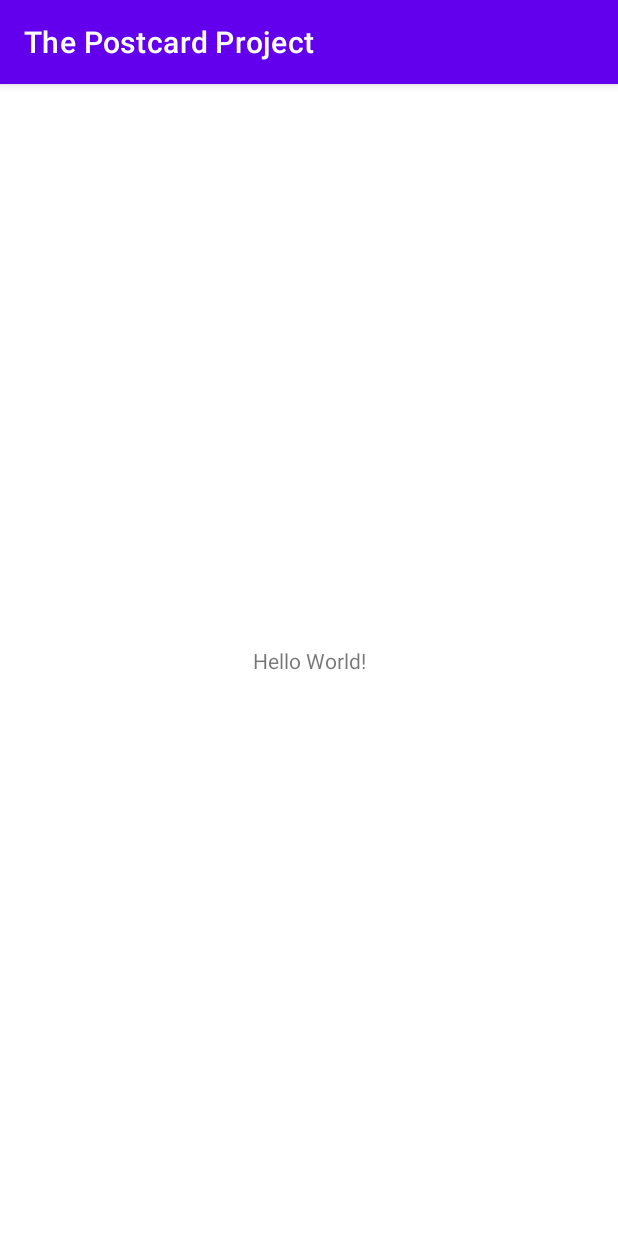
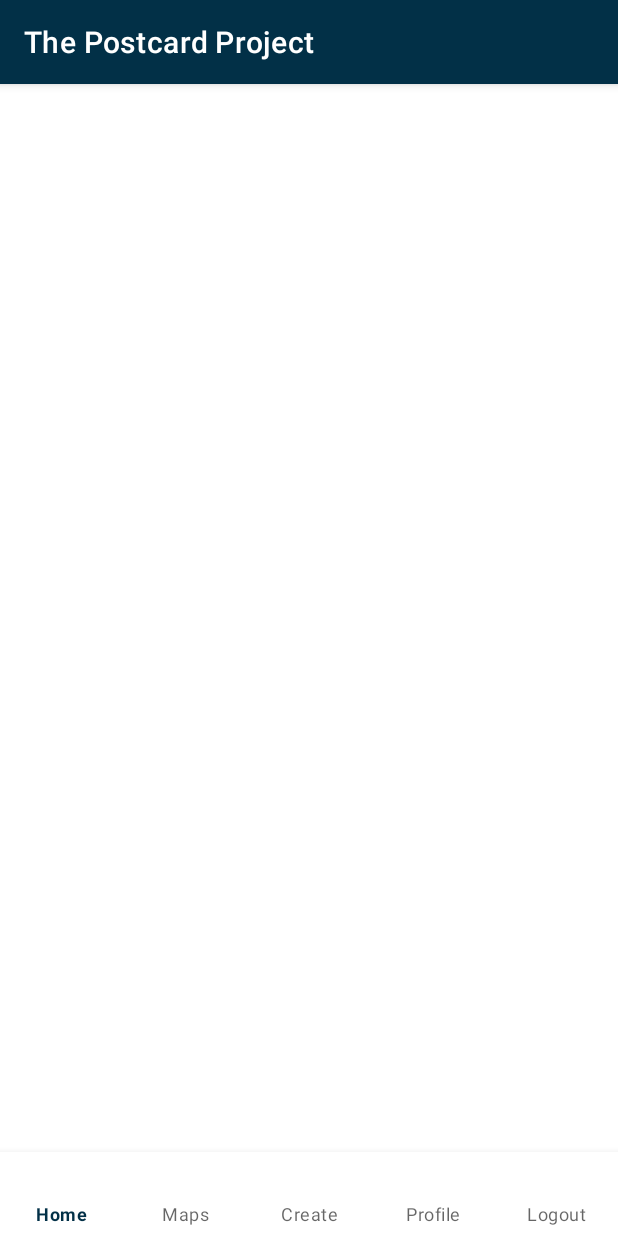
Before and after one commit to jakinng/the-postcard-project, an Android app: the screen it shows after launch (MainActivity), on a phone screen of 412 x 824 dp. Run offline under Robolectric (Android 15) with nearby library versions, the phone set to English and light mode, and no system bars; libraries missing offline, so code that uses them is left out: com.parse; 2 statements that could not run were skipped.

Commit message:
Replaced basic theme colors and setup bottom navigation view with empty fragments - The bottom navigation bar has Home, Maps, Create, Profile, and Logout - Clicking on any of the first four tabs navigates to an empty fragment with a textview

```diff
--- a/app/src/main/AndroidManifest.xml
+++ b/app/src/main/AndroidManifest.xml
@@ -2,6 +2,9 @@
 <manifest xmlns:android="http://schemas.android.com/apk/res/android"
     xmlns:tools="http://schemas.android.com/tools"
     package="com.example.thepostcardproject">
+
+    <uses-permission android:name="android.permission.ACCESS_NETWORK_STATE" />
+    <uses-permission android:name="android.permission.INTERNET" />
 
     <application
         android:allowBackup="true"
@@ -12,9 +15,10 @@
         android:roundIcon="@mipmap/ic_launcher_round"
         android:supportsRtl="true"
         android:theme="@style/Theme.ThePostcardProject"
+        android:name=".ParseApplication"
         tools:targetApi="31">
         <activity
-            android:name=".MainActivity"
+            android:name=".activities.MainActivity"
             android:exported="true">
             <intent-filter>
                 <action android:name="android.intent.action.MAIN" />
--- /dev/null
+++ b/app/src/main/java/com/example/thepostcardproject/ParseApplication.java
@@ -0,0 +1,39 @@
+package com.example.thepostcardproject;
+
+import android.app.Application;
+
+import com.parse.Parse;
+import com.parse.ParseException;
+import com.parse.ParseObject;
+import com.parse.ParseUser;
+import com.parse.SignUpCallback;
+
+import okhttp3.OkHttpClient;
+import okhttp3.logging.HttpLoggingInterceptor;
+
+public class ParseApplication extends Application {
+    @Override
+    public void onCreate() {
+        super.onCreate();
+
+        // Use for troubleshooting -- remove this line for production
+        Parse.setLogLevel(Parse.LOG_LEVEL_DEBUG);
+
+        // Use for monitoring Parse OkHttp traffic
+        // Can be Level.BASIC, Level.HEADERS, or Level.BODY
+        // See https://square.github.io/okhttp/3.x/logging-interceptor/ to see the options.
+        OkHttpClient.Builder builder = new OkHttpClient.Builder();
+        HttpLoggingInterceptor httpLoggingInterceptor = new HttpLoggingInterceptor();
+        httpLoggingInterceptor.setLevel(HttpLoggingInterceptor.Level.BODY);
+        builder.networkInterceptors().add(httpLoggingInterceptor);
+
+        // set applicationId, and server server based on the values in the back4app settings.
+        // any network interceptors must be added with the Configuration Builder given this syntax
+        Parse.initialize(new Parse.Configuration.Builder(this)
+                .applicationId("Q6T66URZyGCx54vOyVsTtqdKWgPQZULQrI3qMls3")
+                .clientKey("gFezlWd6ZnawbDE4jOWxDTELGdiCB0IIcanrhVym")
+                .server("https://parseapi.back4app.com")
+                .build()
+        );
+    }
+}
--- /dev/null
+++ b/app/src/main/java/com/example/thepostcardproject/activities/MainActivity.java
@@ -0,0 +1,70 @@
+package com.example.thepostcardproject.activities;
+
+import androidx.annotation.NonNull;
+import androidx.appcompat.app.AppCompatActivity;
+import androidx.fragment.app.Fragment;
+import androidx.fragment.app.FragmentManager;
+
+import android.os.Bundle;
+import android.view.MenuItem;
+import android.widget.Toast;
+
+import com.example.thepostcardproject.R;
+import com.example.thepostcardproject.fragments.CreateFragment;
+import com.example.thepostcardproject.fragments.HomeFragment;
+import com.example.thepostcardproject.fragments.MapFragment;
+import com.example.thepostcardproject.fragments.ProfileFragment;
+import com.google.android.material.bottomnavigation.BottomNavigationView;
+import com.google.android.material.navigation.NavigationBarView;
+
+public class MainActivity extends AppCompatActivity {
+    BottomNavigationView bottomNavigationView;
+
+    @Override
+    protected void onCreate(Bundle savedInstanceState) {
+        super.onCreate(savedInstanceState);
+        setContentView(R.layout.activity_main);
+
+        setupViews();
+        setupBottomNavigation();
+    }
+
+    private void setupViews() {
+        bottomNavigationView = findViewById(R.id.bottom_navigation);
+    }
+
+    private void setupBottomNavigation() {
+        final FragmentManager fragmentManager = getSupportFragmentManager();
+        final HomeFragment homeFragment = new HomeFragment();
+        final MapFragment mapFragment = new MapFragment();
+        final CreateFragment createFragment = new CreateFragment();
+        final ProfileFragment profileFragment = new ProfileFragment();
+
+        bottomNavigationView.setOnItemSelectedListener(new NavigationBarView.OnItemSelectedListener() {
+            @Override
+            public boolean onNavigationItemSelected(@NonNull MenuItem item) {
+                Fragment fragment;
+                switch (item.getItemId()) {
+                    case R.id.action_home:
+                        fragment = homeFragment;
+                        break;
+                    case R.id.action_map:
+                        fragment = mapFragment;
+                        break;
+                    case R.id.action_create:
+                        fragment = createFragment;
+                        break;
+                    case R.id.action_profile:
+                        fragment = profileFragment;
+                        break;
+                    case R.id.action_logout:
+                        // TODO : intent to go to login activity
+                    default:
+                        return true;
+                }
+                fragmentManager.beginTransaction().replace(R.id.rl_container, fragment).commit();
+                return true;
+            }
+        });
+    }
+}
--- /dev/null
+++ b/app/src/main/java/com/example/thepostcardproject/fragments/CreateFragment.java
@@ -0,0 +1,66 @@
+package com.example.thepostcardproject.fragments;
+
+import android.os.Bundle;
+
+import androidx.fragment.app.Fragment;
+
+import android.view.LayoutInflater;
+import android.view.View;
+import android.view.ViewGroup;
+
+import com.example.thepostcardproject.R;
+
+/**
+ * A simple {@link Fragment} subclass.
+ * Use the {@link CreateFragment#newInstance} factory method to
+ * create an instance of this fragment.
+ */
+public class CreateFragment extends Fragment {
+
+    // TODO: Rename parameter arguments, choose names that match
+    // the fragment initialization parameters, e.g. ARG_ITEM_NUMBER
+    private static final String ARG_PARAM1 = "param1";
+    private static final String ARG_PARAM2 = "param2";
+
+    // TODO: Rename and change types of parameters
+    private String mParam1;
+    private String mParam2;
+
+    public CreateFragment() {
+        // Required empty public constructor
+    }
+
+    /**
+     * Use this factory method to create a new instance of
+     * this fragment using the provided parameters.
+     *
+     * @param param1 Parameter 1.
+     * @param param2 Parameter 2.
+     * @return A new instance of fragment CreateFragment.
+     */
+    // TODO: Rename and change types and number of parameters
+    public static CreateFragment newInstance(String param1, String param2) {
+        CreateFragment fragment = new CreateFragment();
+        Bundle args = new Bundle();
+        args.putString(ARG_PARAM1, param1);
+        args.putString(ARG_PARAM2, param2);
+        fragment.setArguments(args);
+        return fragment;
+    }
+
+    @Override
+    public void onCreate(Bundle savedInstanceState) {
+        super.onCreate(savedInstanceState);
+        if (getArguments() != null) {
+            mParam1 = getArguments().getString(ARG_PARAM1);
+            mParam2 = getArguments().getString(ARG_PARAM2);
+        }
+    }
+
+    @Override
+    public View onCreateView(LayoutInflater inflater, ViewGroup container,
+                             Bundle savedInstanceState) {
+        // Inflate the layout for this fragment
+        return inflater.inflate(R.layout.fragment_create, container, false);
+    }
+}
--- /dev/null
+++ b/app/src/main/java/com/example/thepostcardproject/fragments/HomeFragment.java
@@ -0,0 +1,66 @@
+package com.example.thepostcardproject.fragments;
+
+import android.os.Bundle;
+
+import androidx.fragment.app.Fragment;
+
+import android.view.LayoutInflater;
+import android.view.View;
+import android.view.ViewGroup;
+
+import com.example.thepostcardproject.R;
+
+/**
+ * A simple {@link Fragment} subclass.
+ * Use the {@link HomeFragment#newInstance} factory method to
+ * create an instance of this fragment.
+ */
+public class HomeFragment extends Fragment {
+
+    // TODO: Rename parameter arguments, choose names that match
+    // the fragment initialization parameters, e.g. ARG_ITEM_NUMBER
+    private static final String ARG_PARAM1 = "param1";
+    private static final String ARG_PARAM2 = "param2";
+
+    // TODO: Rename and change types of parameters
+    private String mParam1;
+    private String mParam2;
+
+    public HomeFragment() {
+        // Required empty public constructor
+    }
+
+    /**
+     * Use this factory method to create a new instance of
+     * this fragment using the provided parameters.
+     *
+     * @param param1 Parameter 1.
+     * @param param2 Parameter 2.
+     * @return A new instance of fragment HomeFragment.
+     */
+    // TODO: Rename and change types and number of parameters
+    public static HomeFragment newInstance(String param1, String param2) {
+        HomeFragment fragment = new HomeFragment();
+        Bundle args = new Bundle();
+        args.putString(ARG_PARAM1, param1);
+        args.putString(ARG_PARAM2, param2);
+        fragment.setArguments(args);
+        return fragment;
+    }
+
+    @Override
+    public void onCreate(Bundle savedInstanceState) {
+        super.onCreate(savedInstanceState);
+        if (getArguments() != null) {
+            mParam1 = getArguments().getString(ARG_PARAM1);
+            mParam2 = getArguments().getString(ARG_PARAM2);
+        }
+    }
+
+    @Override
+    public View onCreateView(LayoutInflater inflater, ViewGroup container,
+                             Bundle savedInstanceState) {
+        // Inflate the layout for this fragment
+        return inflater.inflate(R.layout.fragment_home, container, false);
+    }
+}
--- /dev/null
+++ b/app/src/main/java/com/example/thepostcardproject/fragments/MapFragment.java
@@ -0,0 +1,66 @@
+package com.example.thepostcardproject.fragments;
+
+import android.os.Bundle;
+
+import androidx.fragment.app.Fragment;
+
+import android.view.LayoutInflater;
+import android.view.View;
+import android.view.ViewGroup;
+
+import com.example.thepostcardproject.R;
+
+/**
+ * A simple {@link Fragment} subclass.
+ * Use the {@link MapFragment#newInstance} factory method to
+ * create an instance of this fragment.
+ */
+public class MapFragment extends Fragment {
+
+    // TODO: Rename parameter arguments, choose names that match
+    // the fragment initialization parameters, e.g. ARG_ITEM_NUMBER
+    private static final String ARG_PARAM1 = "param1";
+    private static final String ARG_PARAM2 = "param2";
+
+    // TODO: Rename and change types of parameters
+    private String mParam1;
+    private String mParam2;
+
+    public MapFragment() {
+        // Required empty public constructor
+    }
+
+    /**
+     * Use this factory method to create a new instance of
+     * this fragment using the provided parameters.
+     *
+     * @param param1 Parameter 1.
+     * @param param2 Parameter 2.
+     * @return A new instance of fragment MapFragment.
+     */
+    // TODO: Rename and change types and number of parameters
+    public static MapFragment newInstance(String param1, String param2) {
+        MapFragment fragment = new MapFragment();
+        Bundle args = new Bundle();
+        args.putString(ARG_PARAM1, param1);
+        args.putString(ARG_PARAM2, param2);
+        fragment.setArguments(args);
+        return fragment;
+    }
+
+    @Override
+    public void onCreate(Bundle savedInstanceState) {
+        super.onCreate(savedInstanceState);
+        if (getArguments() != null) {
+            mParam1 = getArguments().getString(ARG_PARAM1);
+            mParam2 = getArguments().getString(ARG_PARAM2);
+        }
+    }
+
+    @Override
+    public View onCreateView(LayoutInflater inflater, ViewGroup container,
+                             Bundle savedInstanceState) {
+        // Inflate the layout for this fragment
+        return inflater.inflate(R.layout.fragment_map, container, false);
+    }
+}
--- /dev/null
+++ b/app/src/main/java/com/example/thepostcardproject/fragments/ProfileFragment.java
@@ -0,0 +1,66 @@
+package com.example.thepostcardproject.fragments;
+
+import android.os.Bundle;
+
+import androidx.fragment.app.Fragment;
+
+import android.view.LayoutInflater;
+import android.view.View;
+import android.view.ViewGroup;
+
+import com.example.thepostcardproject.R;
+
+/**
+ * A simple {@link Fragment} subclass.
+ * Use the {@link ProfileFragment#newInstance} factory method to
+ * create an instance of this fragment.
+ */
+public class ProfileFragment extends Fragment {
+
+    // TODO: Rename parameter arguments, choose names that match
+    // the fragment initialization parameters, e.g. ARG_ITEM_NUMBER
+    private static final String ARG_PARAM1 = "param1";
+    private static final String ARG_PARAM2 = "param2";
+
+    // TODO: Rename and change types of parameters
+    private String mParam1;
+    private String mParam2;
+
+    public ProfileFragment() {
+        // Required empty public constructor
+    }
+
+    /**
+     * Use this factory method to create a new instance of
+     * this fragment using the provided parameters.
+     *
+     * @param param1 Parameter 1.
+     * @param param2 Parameter 2.
+     * @return A new instance of fragment ProfileFragment.
+     */
+    // TODO: Rename and change types and number of parameters
+    public static ProfileFragment newInstance(String param1, String param2) {
+        ProfileFragment fragment = new ProfileFragment();
+        Bundle args = new Bundle();
+        args.putString(ARG_PARAM1, param1);
+        args.putString(ARG_PARAM2, param2);
+        fragment.setArguments(args);
+        return fragment;
+    }
+
+    @Override
+    public void onCreate(Bundle savedInstanceState) {
+        super.onCreate(savedInstanceState);
+        if (getArguments() != null) {
+            mParam1 = getArguments().getString(ARG_PARAM1);
+            mParam2 = getArguments().getString(ARG_PARAM2);
+        }
+    }
+
+    @Override
+    public View onCreateView(LayoutInflater inflater, ViewGroup container,
+                             Bundle savedInstanceState) {
+        // Inflate the layout for this fragment
+        return inflater.inflate(R.layout.fragment_profile, container, false);
+    }
+}
--- a/app/src/main/res/layout/activity_main.xml
+++ b/app/src/main/res/layout/activity_main.xml
@@ -1,18 +1,31 @@
 <?xml version="1.0" encoding="utf-8"?>
-<androidx.constraintlayout.widget.ConstraintLayout xmlns:android="http://schemas.android.com/apk/res/android"
+<RelativeLayout xmlns:android="http://schemas.android.com/apk/res/android"
     xmlns:app="http://schemas.android.com/apk/res-auto"
     xmlns:tools="http://schemas.android.com/tools"
     android:layout_width="match_parent"
     android:layout_height="match_parent"
-    tools:context=".MainActivity">
+    tools:context=".activities.MainActivity">
 
-    <TextView
-        android:layout_width="wrap_content"
+    <RelativeLayout
+        android:id="@+id/rl_container"
+        android:layout_width="match_parent"
         android:layout_height="wrap_content"
-        android:text="Hello World!"
+        android:layout_above="@+id/bottom_navigation"
+        android:layout_alignParentTop="true"
+        android:layout_marginTop="0dp"
+        android:layout_marginBottom="0dp">
+
+    </RelativeLayout>
+
+    <com.google.android.material.bottomnavigation.BottomNavigationView
+        android:id="@+id/bottom_navigation"
+        android:layout_width="match_parent"
+        android:layout_height="wrap_content"
+        android:layout_alignParentBottom="true"
+        android:layout_marginBottom="0dp"
+        app:labelVisibilityMode="labeled"
         app:layout_constraintBottom_toBottomOf="parent"
-        app:layout_constraintEnd_toEndOf="parent"
-        app:layout_constraintStart_toStartOf="parent"
-        app:layout_constraintTop_toTopOf="parent" />
+        app:layout_constraintTop_toBottomOf="@+id/rl_container"
+        app:menu="@menu/menu_bottom_navigation" />
 
-</androidx.constraintlayout.widget.ConstraintLayout>
+</RelativeLayout>
--- /dev/null
+++ b/app/src/main/res/menu/menu_bottom_navigation.xml
@@ -0,0 +1,31 @@
+<?xml version="1.0" encoding="utf-8"?>
+<menu xmlns:app="http://schemas.android.com/apk/res-auto"
+    xmlns:android="http://schemas.android.com/apk/res/android">
+
+    <item
+        android:id="@+id/action_home"
+        android:enabled="true"
+        android:title="Home"
+        app:showAsAction="always|withText"
+        android:visible="true"/>
+    <item
+        android:enabled="true"
+        android:id="@+id/action_map"
+        android:title="Maps"
+        app:showAsAction="always|withText" />
+    <item
+        android:enabled="true"
+        android:id="@+id/action_create"
+        android:title="Create"
+        app:showAsAction="always|withText" />
+    <item
+        android:enabled="true"
+        android:id="@+id/action_profile"
+        android:title="Profile"
+        app:showAsAction="always|withText" />
+    <item
+        android:enabled="true"
+        android:id="@+id/action_logout"
+        android:title="Logout"
+        app:showAsAction="always|withText" />
+</menu>
--- a/app/src/main/res/values/colors.xml
+++ b/app/src/main/res/values/colors.xml
@@ -7,4 +7,14 @@
     <color name="teal_700">#FF018786</color>
     <color name="black">#FF000000</color>
     <color name="white">#FFFFFFFF</color>
+
+    <color name="postcard_black">#de000000</color>
+    <color name="postcard_medium_gray">#ffaab8c2</color>
+    <color name="postcard_dark_gray">#657786</color>
+    <color name="postcard_dark_blue">#023047</color>
+    <color name="postcard_medium_blue">#219EBC</color>
+    <color name="postcard_light_blue">#8ECAE6</color>
+    <color name="postcard_dark_orange">#FB8500</color>
+    <color name="postcard_light_orange">#FFB703</color>
+
 </resources>
--- a/app/src/main/res/values/strings.xml
+++ b/app/src/main/res/values/strings.xml
@@ -1,3 +1,9 @@
 <resources>
     <string name="app_name">The Postcard Project</string>
+    <!-- TODO: Remove or change this placeholder text -->
+    <string name="hello_blank_fragment">Hello blank fragment</string>
+    <string name="hello_create">hello create</string>
+    <string name="hello_home">hello home</string>
+    <string name="hello_map">hello map</string>
+    <string name="hello_profile">hello profile</string>
 </resources>
--- a/app/src/main/res/values/themes.xml
+++ b/app/src/main/res/values/themes.xml
@@ -2,15 +2,18 @@
     <!-- Base application theme. -->
     <style name="Theme.ThePostcardProject" parent="Theme.MaterialComponents.DayNight.DarkActionBar">
         <!-- Primary brand color. -->
-        <item name="colorPrimary">@color/purple_500</item>
-        <item name="colorPrimaryVariant">@color/purple_700</item>
+        <item name="colorPrimary">@color/postcard_dark_blue</item>
+        <item name="colorPrimaryVariant">@color/postcard_medium_blue</item>
         <item name="colorOnPrimary">@color/white</item>
+
         <!-- Secondary brand color. -->
-        <item name="colorSecondary">@color/teal_200</item>
-        <item name="colorSecondaryVariant">@color/teal_700</item>
+        <item name="colorSecondary">@color/postcard_dark_orange</item>
+        <item name="colorSecondaryVariant">@color/postcard_light_orange</item>
         <item name="colorOnSecondary">@color/black</item>
+
         <!-- Status bar color. -->
         <item name="android:statusBarColor" tools:targetApi="l">?attr/colorPrimaryVariant</item>
-        <!-- Customize your theme here. -->
+
+        <item name="android:colorBackground">@color/white</item>
     </style>
 </resources>
--- a/settings.gradle
+++ b/settings.gradle
@@ -10,6 +10,7 @@ dependencyResolutionManagement {
     repositories {
         google()
         mavenCentral()
+        maven { url "https://jitpack.io" }
     }
 }
 rootProject.name = "The Postcard Project"
```
Also changed, not shown: app/build.gradle (+9 -0 lines), app/src/main/java/com/example/thepostcardproject/MainActivity.java (deleted, +0 -14 lines), app/src/main/res/layout/fragment_create.xml (added, +15 -0 lines), app/src/main/res/layout/fragment_home.xml (added, +14 -0 lines), app/src/main/res/layout/fragment_map.xml (added, +14 -0 lines), app/src/main/res/layout/fragment_profile.xml (added, +14 -0 lines).
